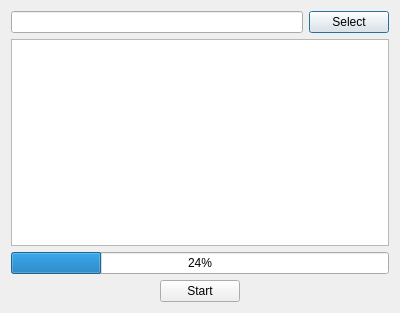
Before: the Qt Designer form QTwikeAnalyzer/downloaddialog.ui in hb9xcg/energex, drawn with Qt 5.
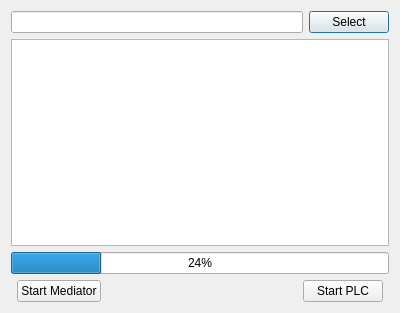
After: the same form once the commit is applied.

Commit message: * Fixed firmware update when image wasn't correctly aligned to   ATMega644p's page size of 256byte. * Added new feature to distinguish between Mediator and PLC   firmware update.

Patch:
```diff
--- a/QTwikeAnalyzer/downloaddialog.ui
+++ b/QTwikeAnalyzer/downloaddialog.ui
@@ -14,7 +14,7 @@
    <string>Dialog</string>
   </property>
   <layout class="QGridLayout" name="gridLayout">
-   <item row="0" column="0" colspan="3">
+   <item row="0" column="0" colspan="5">
     <layout class="QHBoxLayout" name="horizontalLayout">
      <item>
       <widget class="QLineEdit" name="projectFile"/>
@@ -28,7 +28,7 @@
      </item>
     </layout>
    </item>
-   <item row="1" column="0" colspan="3">
+   <item row="1" column="0" colspan="5">
     <widget class="QPlainTextEdit" name="textLog">
      <property name="font">
       <font>
@@ -37,14 +37,28 @@
      </property>
     </widget>
    </item>
-   <item row="2" column="0" colspan="3">
+   <item row="2" column="0" colspan="5">
     <widget class="QProgressBar" name="progressBar">
      <property name="value">
       <number>24</number>
      </property>
     </widget>
    </item>
-   <item row="3" column="0">
+   <item row="4" column="1">
+    <widget class="QPushButton" name="buttonStartMediator">
+     <property name="text">
+      <string>Start Mediator</string>
+     </property>
+    </widget>
+   </item>
+   <item row="4" column="3">
+    <widget class="QPushButton" name="buttonStartPlc">
+     <property name="text">
+      <string>Start PLC</string>
+     </property>
+    </widget>
+   </item>
+   <item row="4" column="2">
     <spacer name="horizontalSpacer">
      <property name="orientation">
       <enum>Qt::Horizontal</enum>
@@ -57,26 +71,6 @@
      </property>
     </spacer>
    </item>
-   <item row="3" column="1">
-    <widget class="QPushButton" name="buttonStart">
-     <property name="text">
-      <string>Start</string>
-     </property>
-    </widget>
-   </item>
-   <item row="3" column="2">
-    <spacer name="horizontalSpacer_2">
-     <property name="orientation">
-      <enum>Qt::Horizontal</enum>
-     </property>
-     <property name="sizeHint" stdset="0">
-      <size>
-       <width>158</width>
-       <height>20</height>
-      </size>
-     </property>
-    </spacer>
-   </item>
   </layout>
  </widget>
  <resources/>
```
The commit also changes 4 other files.
